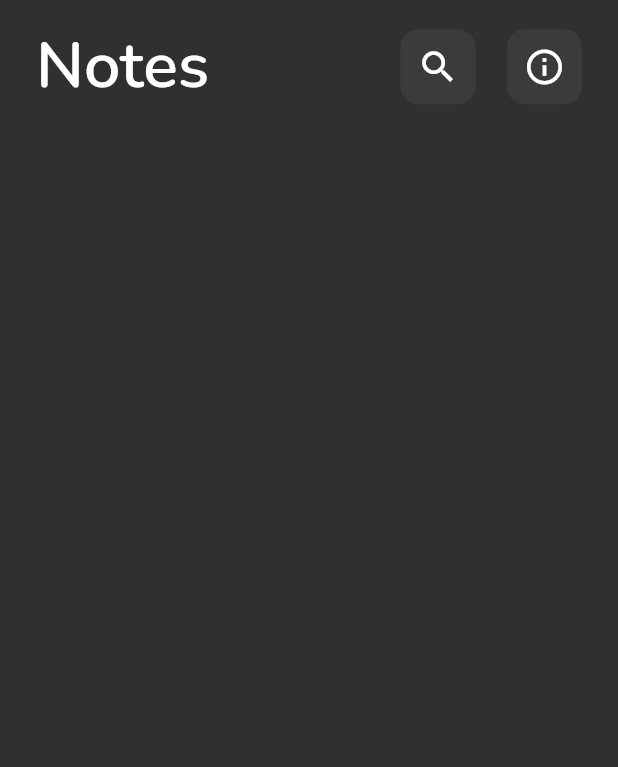
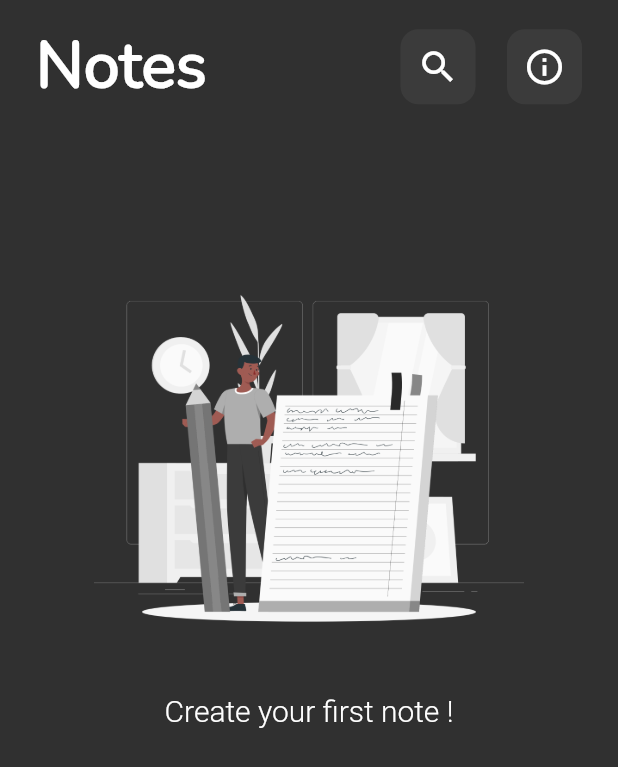
Before and after one commit to A7medK7aled1/notes, a Flutter app: the screen it shows after launch, on a phone screen of 412 x 824 dp. Shown: the top 767 px of the screen. Run offline on Flutter 3.47's test engine with Material 3 defaults, Android fonts, the phone set to English and light mode, and no system bars.

Commit message:
add EmptyNotes widget and update home view layout

```diff
--- /dev/null
+++ b/lib/views/home/widgets/empty_note.dart
@@ -0,0 +1,26 @@
+import 'package:flutter/material.dart';
+
+class EmptyNotes extends StatelessWidget {
+  const EmptyNotes({super.key});
+
+  @override
+  Widget build(BuildContext context) {
+    return Column(
+      children: [
+        SizedBox(
+          height: 287,
+          width: 350,
+          child: Image.asset('assets/images/Notebook-rafiki.png'),
+        ),
+        const SizedBox(height: 6.27),
+        const Text(
+          'Create your first note !',
+          style: TextStyle(
+            fontSize: 20,
+            fontWeight: FontWeight.w300,
+          ),
+        ),
+      ],
+    );
+  }
+}
--- a/lib/views/home/widgets/home_view_body.dart
+++ b/lib/views/home/widgets/home_view_body.dart
@@ -1,5 +1,7 @@
 import 'package:flutter/material.dart';
 import 'package:notes/views/home/widgets/custom_app_bar.dart';
+
+import 'empty_note.dart';
 
 class HomeViewBody extends StatelessWidget {
   const HomeViewBody({super.key});
@@ -11,6 +13,8 @@ class HomeViewBody extends StatelessWidget {
         child: Column(
           children: [
             CustomAppBar(),
+            SizedBox(height: 80),
+            EmptyNotes(),
           ],
         ),
       ),
--- a/pubspec.yaml
+++ b/pubspec.yaml
@@ -20,4 +20,6 @@ flutter:
   fonts:
     - family: Nunito
       fonts:
-        - asset: assets/fonts\Nunito-Regular.ttf
+        - asset: assets/fonts/Nunito-Regular.ttf
+  assets:
+    - assets/images/Notebook-rafiki.png
```
Also changed, not shown: assets/images/Notebook-rafiki.png (added).
